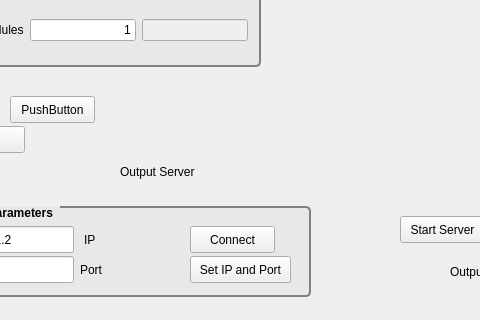
First picture: the form in mainwindow.ui, repository mstkph2011/FlashADC_Control, before the edit; both pictures show x 90 to 570 and y 331 to 651 of the 883 by 651 pixel window.
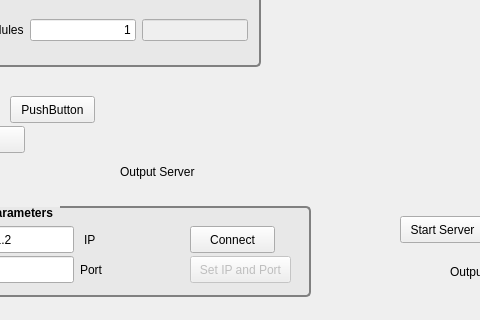
Second picture: the form after the edit.

Patch:
```diff
--- a/mainwindow.ui
+++ b/mainwindow.ui
@@ -1628,6 +1628,9 @@
      </property>
     </widget>
     <widget class="QPushButton" name="btnSetIP">
+     <property name="enabled">
+      <bool>false</bool>
+     </property>
      <property name="geometry">
       <rect>
        <x>260</x>
```
